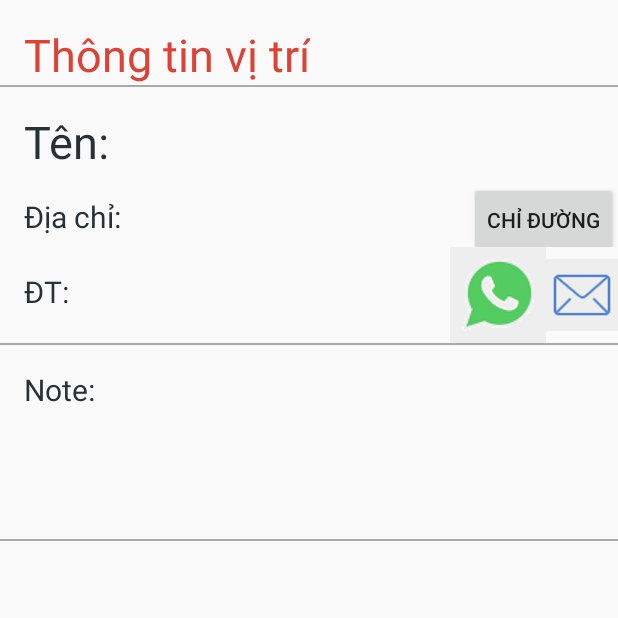
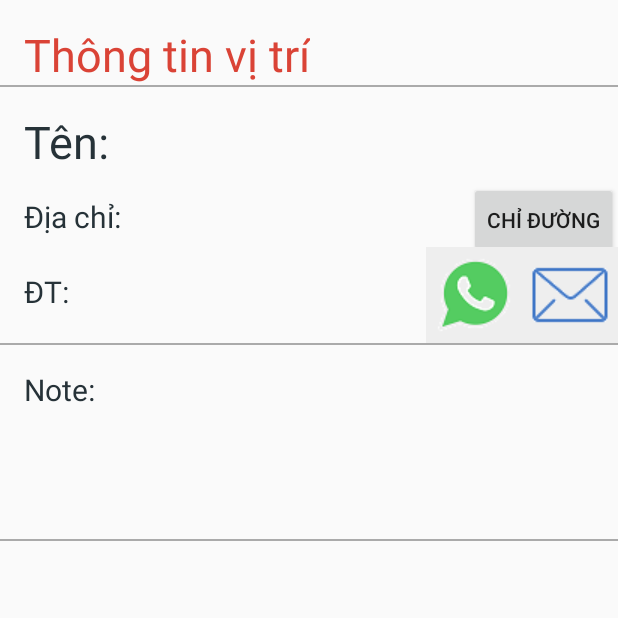
Before and after one commit to trandinhlam/AndroidProjectGroup32, an Android app: the ThongTinViTri screen opened directly, with no data from a screen before it, on a phone screen of 412 x 824 dp, the top half of it. Run offline under Robolectric (Android 15) with nearby library versions, the phone set to English and light mode, and no system bars; 1 statement that could not run was skipped.

Commit message:
Chỉnh sửa lại giao diện xem chi tiết danh bạ hiện hai nút gọi, message không hiện trên máy thật

```diff
--- a/LoactionSaver/app/src/main/res/layout/itemdanhba_chitiet_layout.xml
+++ b/LoactionSaver/app/src/main/res/layout/itemdanhba_chitiet_layout.xml
@@ -1,108 +1,115 @@
 <?xml version="1.0" encoding="utf-8"?>
 <LinearLayout xmlns:android="http://schemas.android.com/apk/res/android"
-    android:orientation="vertical"
     android:layout_width="match_parent"
-    android:layout_height="match_parent">
-
+    android:layout_height="match_parent"
+    android:orientation="vertical">
 
 
     <TextView
         android:id="@+id/TieuDe"
         android:layout_width="wrap_content"
         android:layout_height="wrap_content"
-        android:text="Thông tin vị trí"
         android:paddingLeft="@dimen/fab_margin"
         android:paddingTop="@dimen/fab_margin"
+        android:text="Thông tin vị trí"
         android:textColor="#DA4336"
-        android:textSize="@dimen/titleTextSize"
-        />
+        android:textSize="@dimen/titleTextSize" />
+
     <View
         android:layout_width="match_parent"
         android:layout_height="1dp"
-        android:background="@android:color/darker_gray"/>
+        android:background="@android:color/darker_gray" />
+
     <TextView
         android:id="@+id/TenDiaDiem"
         android:layout_width="match_parent"
         android:layout_height="wrap_content"
-        android:text="Tên:"
         android:paddingLeft="@dimen/fab_margin"
         android:paddingTop="@dimen/fab_margin"
-        android:textSize="@dimen/Itemtextsize"
+        android:text="Tên:"
         android:textColor="@color/textcolor1"
-        />
+        android:textSize="@dimen/Itemtextsize" />
+
     <LinearLayout
         android:layout_width="match_parent"
         android:layout_height="wrap_content"
         android:orientation="horizontal">
+
         <TextView
             android:id="@+id/DiaChi"
             android:layout_width="300dp"
             android:layout_height="wrap_content"
             android:layout_weight="1"
+            android:paddingLeft="@dimen/fab_margin"
+            android:paddingTop="@dimen/fab_margin"
             android:text="Địa chỉ:"
             android:textColor="@color/textcolor1"
-            android:paddingLeft="@dimen/fab_margin"
-            android:paddingTop="@dimen/fab_margin"
-            android:textSize="@dimen/Itemtextsize2"/>
+            android:textSize="@dimen/Itemtextsize2" />
+
         <Button
             android:id="@+id/btnChiDuong"
             android:layout_width="wrap_content"
             android:layout_height="50dp"
 
-            android:text="Chỉ đường"/>
+            android:text="Chỉ đường" />
     </LinearLayout>
 
     <LinearLayout
         android:layout_width="match_parent"
         android:layout_height="wrap_content"
         android:orientation="horizontal">
+
         <TextView
             android:id="@+id/SDT"
             android:layout_width="300dp"
             android:layout_height="wrap_content"
+            android:paddingBottom="@dimen/fab_margin"
+            android:paddingLeft="@dimen/fab_margin"
+            android:paddingTop="@dimen/fab_margin"
             android:text="ĐT:"
             android:textColor="@color/textcolor1"
-        android:paddingLeft="@dimen/fab_margin"
-        android:paddingTop="@dimen/fab_margin"
-        android:paddingBottom="@dimen/fab_margin"
+            android:layout_weight="2"
+            android:textSize="@dimen/Itemtextsize2" />
 
-        android:textSize="@dimen/Itemtextsize2"/>
         <ImageView
             android:id="@+id/ImageGoiDienThoai"
             android:layout_width="wrap_content"
             android:layout_height="wrap_content"
            />
+
         <ImageView
             android:id="@+id/ImageGuiTinNhan"
             android:layout_width="wrap_content"
-            android:layout_height="wrap_content" />
+            android:layout_height="wrap_content"
+            />
     </LinearLayout>
+
     <View
         android:layout_width="match_parent"
         android:layout_height="1dp"
-        android:background="@android:color/darker_gray"/>
+        android:background="@android:color/darker_gray" />
+
     <TextView
         android:id="@+id/Note"
         android:layout_width="match_parent"
         android:layout_height="wrap_content"
+        android:paddingBottom="@dimen/fab_margin"
+        android:paddingLeft="@dimen/fab_margin"
+        android:paddingTop="@dimen/fab_margin"
         android:text="Note: \n\n\n"
         android:textColor="@color/textcolor1"
-        android:paddingLeft="@dimen/fab_margin"
-        android:paddingBottom="@dimen/fab_margin"
-        android:paddingTop="@dimen/fab_margin"
-        android:textSize="@dimen/Itemtextsize2"/>
+        android:textSize="@dimen/Itemtextsize2" />
 
 
     <View
         android:layout_width="match_parent"
         android:layout_height="1dp"
-        android:background="@android:color/darker_gray"/>
+        android:background="@android:color/darker_gray" />
 
     <ImageView
         android:id="@+id/hinhanhchitiet"
         android:layout_width="@dimen/imagesize"
         android:layout_height="@dimen/imagesize"
         android:layout_gravity="center_horizontal"
-        android:paddingTop="@dimen/fab_margin"
-        />
+        android:paddingTop="@dimen/fab_margin" />
 </LinearLayout>
```
Lines whose indentation alone changed are shown as unchanged.
